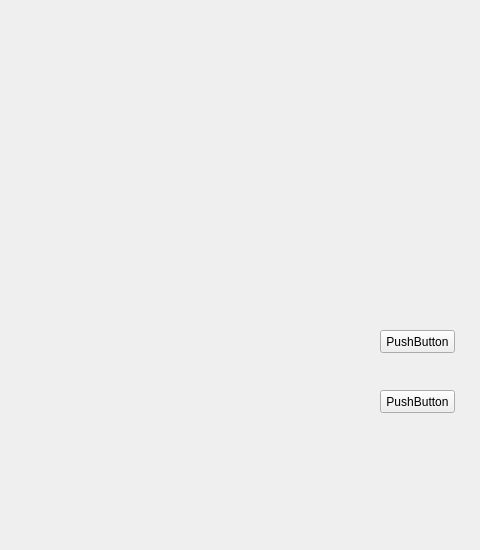
Qt form tetrisGraphicsItem/src/mainwindow.ui (zhoutk/qtDemo) before a commit; both pictures show x 320 to 800 and y 110 to 660 of the 800 by 660 pixel window.
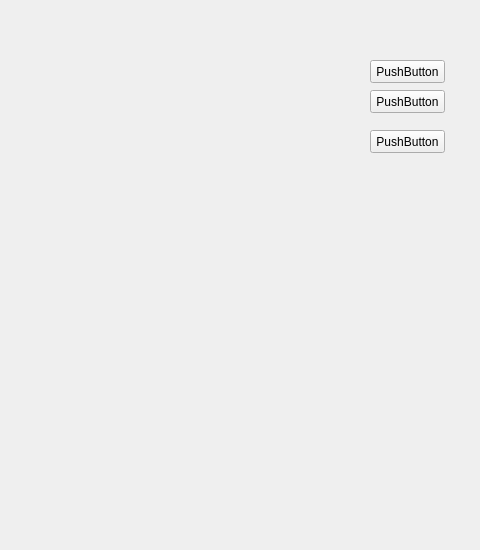
The same form after that commit.

Commit message: custom g item painter bug & add a test button.

```diff
--- a/tetrisGraphicsItem/src/mainwindow.ui
+++ b/tetrisGraphicsItem/src/mainwindow.ui
@@ -29,8 +29,21 @@
    <widget class="QPushButton" name="pushButton1">
     <property name="geometry">
      <rect>
-      <x>700</x>
-      <y>440</y>
+      <x>690</x>
+      <y>170</y>
+      <width>75</width>
+      <height>23</height>
+     </rect>
+    </property>
+    <property name="text">
+     <string>PushButton</string>
+    </property>
+   </widget>
+   <widget class="QPushButton" name="pushButton3">
+    <property name="geometry">
+     <rect>
+      <x>690</x>
+      <y>240</y>
       <width>75</width>
       <height>23</height>
      </rect>
@@ -42,8 +55,8 @@
    <widget class="QPushButton" name="pushButton2">
     <property name="geometry">
      <rect>
-      <x>700</x>
-      <y>500</y>
+      <x>690</x>
+      <y>200</y>
       <width>75</width>
       <height>23</height>
      </rect>
```
The commit also changes 3 other files.
